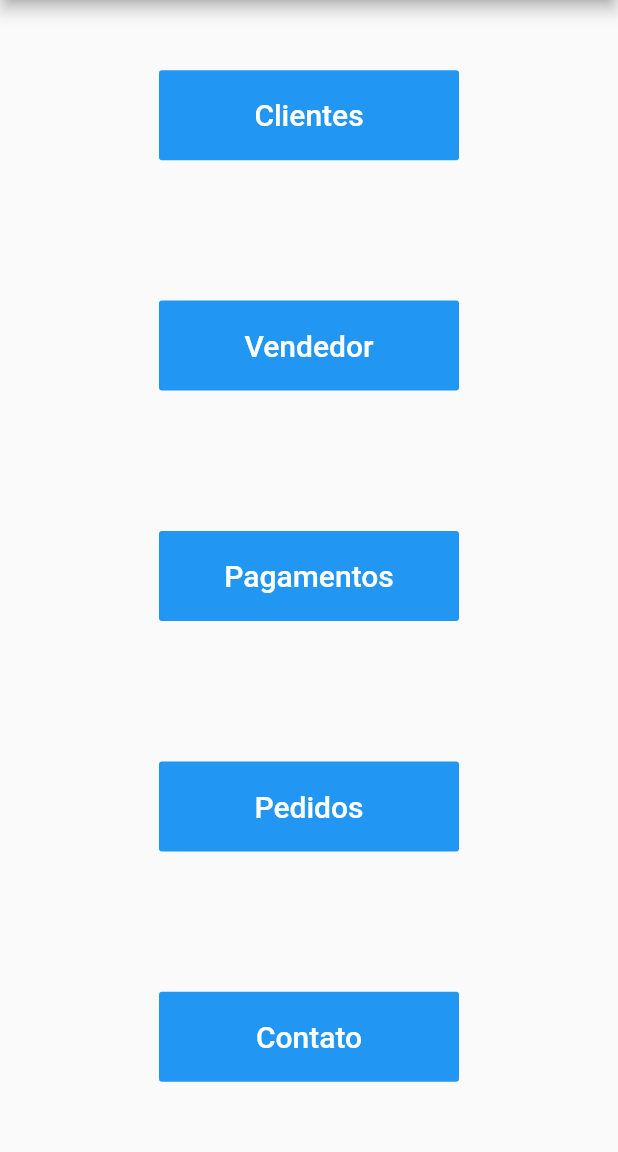
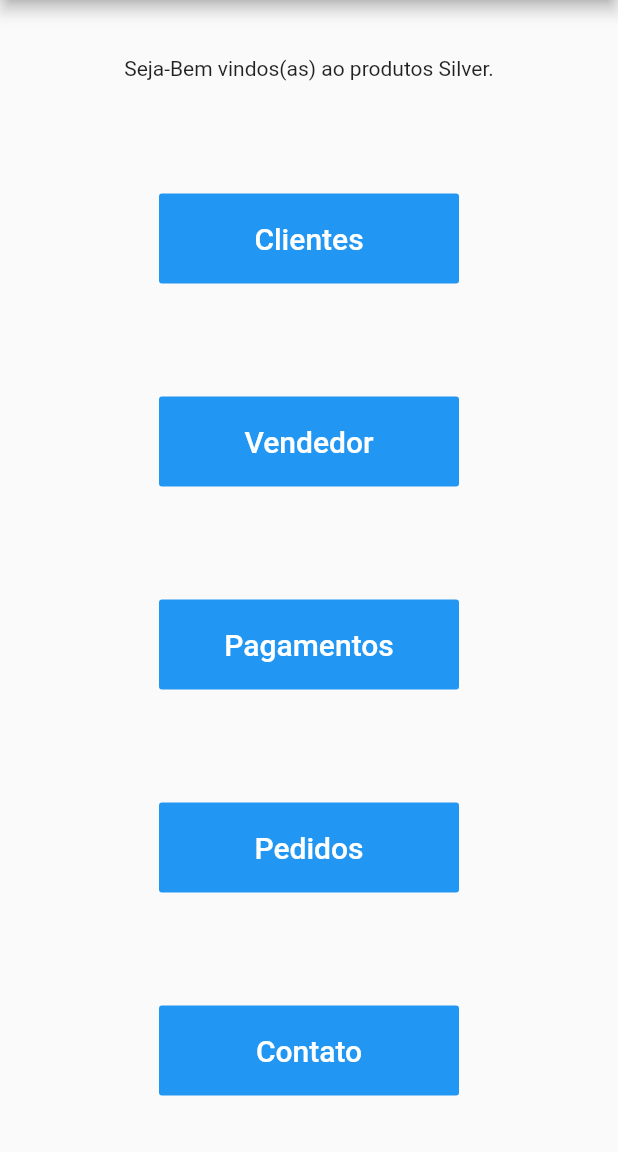
Before and after one commit to jeduardovrb/pagina_inicial_flutter, a Flutter app: the screen it shows after launch, on a phone screen of 412 x 824 dp, the part 84-1236 px from its top. Run offline on Flutter 3.47's test engine with Material 2 defaults, Android fonts, the phone set to English and light mode, and no system bars.

Commit message:
Ajustes commit.

```diff
--- a/lib/main.dart
+++ b/lib/main.dart
@@ -98,8 +98,8 @@ class _MyHomePageState extends State<MyHomePage> {
           mainAxisAlignment: MainAxisAlignment.spaceAround,
           children: <Widget>[
 
-           // Text(
-           //   'Clique no botão:'),
+
+            Text('Seja-Bem vindos(as) ao produtos Silver.'),
 
             FlatButton(
               child: Text(
@@ -161,6 +161,8 @@ class _MyHomePageState extends State<MyHomePage> {
               },
             ),
 
+
+
            // Text(
            //   '$_counter',
            //   style: Theme.of(context).textTheme.headline4,
```
